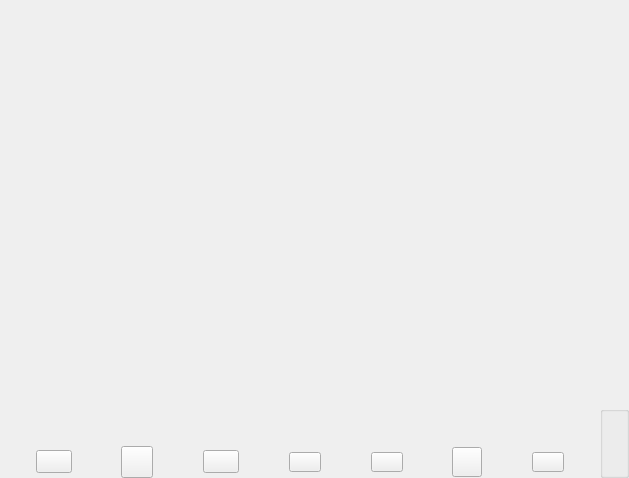
Before: the Qt Designer form examples/qtmegachatapi/callGui.ui in meganz/MEGAchat, drawn with Qt 5.
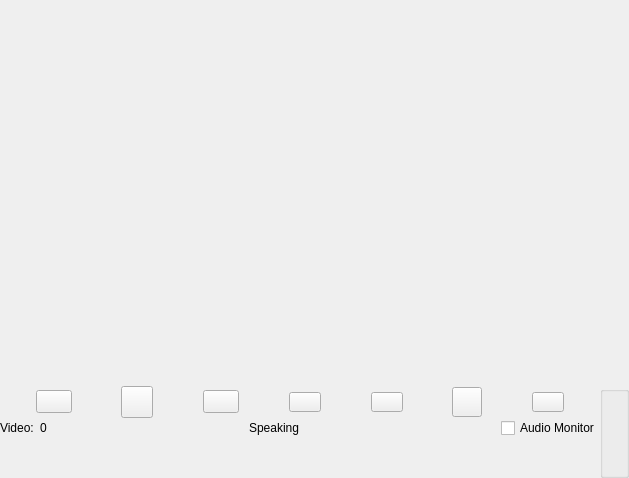
After: the same form once the commit is applied. Icons and pictures are not drawn. Custom widgets are drawn as their Qt base class.

Commit message: Add a label with video participants in a call in QtApp

The edit to the form file:
```diff
--- a/examples/qtmegachatapi/callGui.ui
+++ b/examples/qtmegachatapi/callGui.ui
@@ -109,26 +109,10 @@
           <number>0</number>
          </property>
          <item>
-          <layout class="QVBoxLayout" name="verticalLayout_3" stretch="1,0">
+          <layout class="QVBoxLayout" name="verticalLayout_3" stretch="0,0,1">
            <property name="spacing">
             <number>0</number>
            </property>
-           <item>
-            <spacer name="verticalSpacer_2">
-             <property name="orientation">
-              <enum>Qt::Vertical</enum>
-             </property>
-             <property name="sizeType">
-              <enum>QSizePolicy::Ignored</enum>
-             </property>
-             <property name="sizeHint" stdset="0">
-              <size>
-               <width>20</width>
-               <height>40</height>
-              </size>
-             </property>
-            </spacer>
-           </item>
            <item>
             <layout class="QHBoxLayout" name="buttonsLayout">
              <property name="spacing">
@@ -521,6 +505,80 @@
              </item>
             </layout>
            </item>
+           <item>
+            <layout class="QHBoxLayout" name="horizontalLayout_2">
+             <item>
+              <widget class="QLabel" name="mVideo">
+               <property name="text">
+                <string>Video:</string>
+               </property>
+              </widget>
+             </item>
+             <item>
+              <widget class="QLabel" name="mVideoParticipants">
+               <property name="text">
+                <string>0</string>
+               </property>
+              </widget>
+             </item>
+             <item>
+              <spacer name="horizontalSpacer_9">
+               <property name="orientation">
+                <enum>Qt::Horizontal</enum>
+               </property>
+               <property name="sizeHint" stdset="0">
+                <size>
+                 <width>40</width>
+                 <height>20</height>
+                </size>
+               </property>
+              </spacer>
+             </item>
+             <item>
+              <widget class="QLabel" name="mSpeaking">
+               <property name="text">
+                <string>Speaking</string>
+               </property>
+              </widget>
+             </item>
+             <item>
+              <spacer name="horizontalSpacer_8">
+               <property name="orientation">
+                <enum>Qt::Horizontal</enum>
+               </property>
+               <property name="sizeHint" stdset="0">
+                <size>
+                 <width>40</width>
+                 <height>20</height>
+                </size>
+               </property>
+              </spacer>
+             </item>
+             <item>
+              <widget class="QCheckBox" name="mAudioMonitor">
+               <property name="text">
+                <string>Audio Monitor</string>
+               </property>
+              </widget>
+             </item>
+            </layout>
+           </item>
+           <item>
+            <spacer name="verticalSpacer_2">
+             <property name="orientation">
+              <enum>Qt::Vertical</enum>
+             </property>
+             <property name="sizeType">
+              <enum>QSizePolicy::Ignored</enum>
+             </property>
+             <property name="sizeHint" stdset="0">
+              <size>
+               <width>20</width>
+               <height>40</height>
+              </size>
+             </property>
+            </spacer>
+           </item>
           </layout>
          </item>
          <item>
```
The commit also changes 4 other files.
